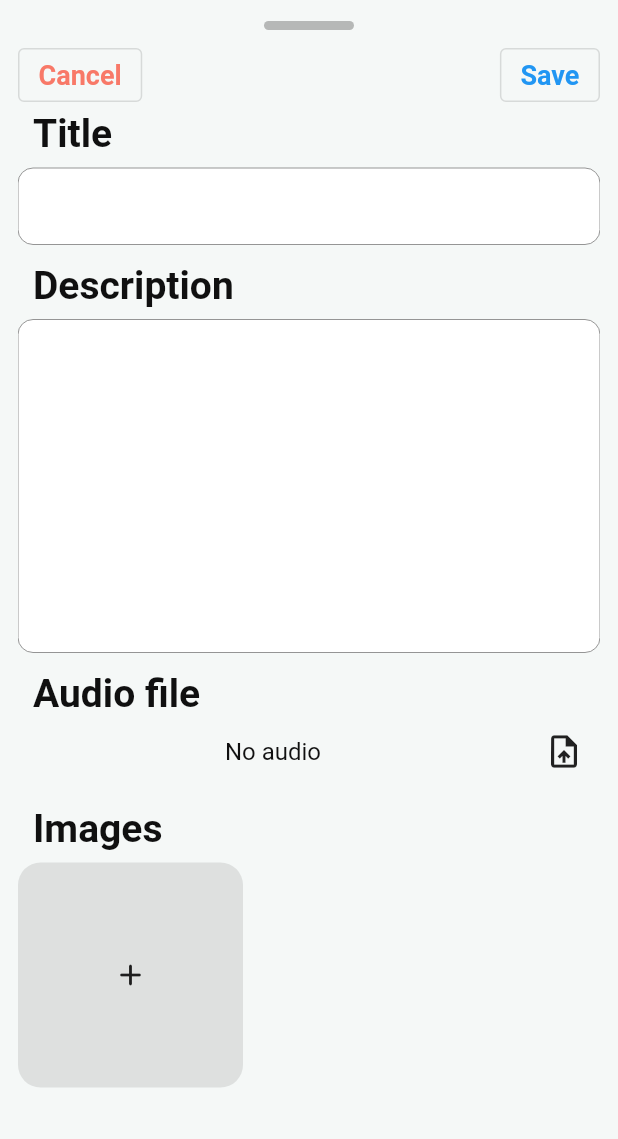
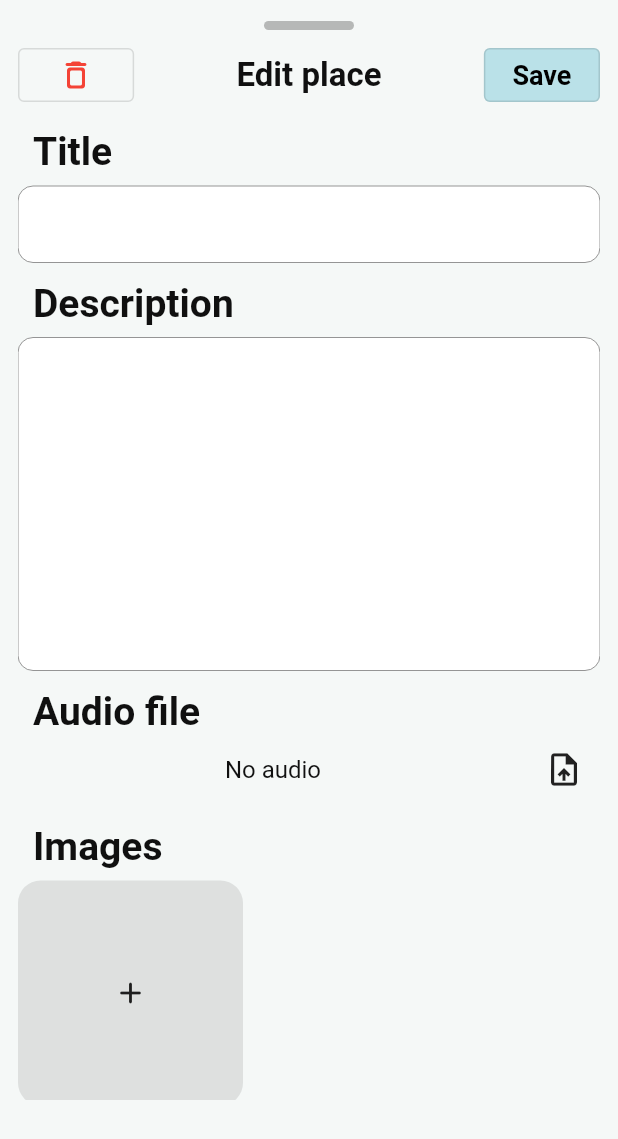
Before and after one commit to blyoha/audio-tour-builder, a Flutter app: the PlaceEditSheet widget shown alone on an empty page, opened directly with empty values, after a tap on "Save", on a phone screen of 412 x 824 dp. Shown: the top 1139 px of the screen. Run offline on Flutter 3.47's test engine with Material 2 defaults, Android fonts, the phone set to English and light mode, and no system bars; our stand-ins replace cloud_firestore, equatable, file_picker, firebase_auth, firebase_core, firebase_storage and 7 more; accounts and stored records are empty; generated files the repository leaves out were written again.

Commit message:
Fixed place deletion.

```diff
--- a/lib/presentation/pages/builder/widgets/map_tab/place_edit_sheet.dart
+++ b/lib/presentation/pages/builder/widgets/map_tab/place_edit_sheet.dart
@@ -75,28 +75,72 @@ class _PlaceEditSheetState extends State<PlaceEditSheet> {
                   mainAxisAlignment: MainAxisAlignment.spaceBetween,
                   children: [
                     OutlinedButton(
-                      onPressed: () => Navigator.pop(context),
-                      child: const Text(
-                        'Cancel',
-                        style: TextStyle(color: errorColor),
-                      ),
-                    ),
-                    OutlinedButton(
                       onPressed: () {
                         if (state is BuilderEditing) {
                           final places = List.of(state.tour.places);
                           places.removeAt(widget.place.key!);
 
-                          final tour = state.tour.copyWith(places: places);
+                          final tour = state.tour.copyWith(
+                            places: places,
+                          );
 
                           bloc.add(BuilderLoad(tour: tour));
                           Navigator.of(context).pop();
                         }
                       },
-                      child: const Text('Save'),
+                      child: const SizedBox(
+                        width: 50.0,
+                        child: Icon(
+                          Icons.delete_outline_rounded,
+                          color: Colors.red,
+                        ),
+                      ),
+                    ),
+                    Text(
+                      'Edit place',
+                      style: Theme.of(context).textTheme.titleMedium,
+                    ),
+                    OutlinedButton(
+                      style: const ButtonStyle(
+                        foregroundColor:
+                            MaterialStatePropertyAll<Color>(Colors.black),
+                        backgroundColor:
+                            MaterialStatePropertyAll<Color>(primaryColor),
+                      ),
+                      onPressed: () {
+                        if (state is BuilderEditing) {
+                          final places = List.of(state.tour.places);
+
+                          final place = widget.place.copyWith(
+                            title: title.text,
+                            description: description.text,
+                            audioUri: audioFile?.path,
+                            images: images.map((e) => e.path).toList(),
+                          );
+
+                          if (places.contains(place)) {
+                            places.replaceRange(
+                                place.key!, place.key! + 1, [place]);
+                          } else {
+                            places.add(place);
+                          }
+
+                          final tour = state.tour.copyWith(
+                            places: places,
+                          );
+
+                          bloc.add(BuilderLoad(tour: tour));
+                          Navigator.of(context).pop();
+                        }
+                      },
+                      child: const SizedBox(
+                        width: 50.0,
+                        child: Text('Save', textAlign: TextAlign.center),
+                      ),
                     ),
                   ],
                 ),
+                const Gap(12.0),
                 Expanded(
                   child: ListView(
                     controller: scrollController,
@@ -123,36 +167,6 @@ class _PlaceEditSheetState extends State<PlaceEditSheet> {
                           _buildFilePicker(),
                           const Gap(12.0),
                           ImagesList(images: images),
-                          const Gap(12.0),
-                          TextButton(
-                            onPressed: () {
-                              if (state is BuilderEditing) {
-                                final places = List.of(state.tour.places);
-
-                                final place = widget.place.copyWith(
-                                  title: title.text,
-                                  description: description.text,
-                                  audioUri: audioFile?.path,
-                                  images: images.map((e) => e.path).toList(),
-                                );
-
-                                if (places.contains(place)) {
-                                  places.replaceRange(
-                                      place.key!, place.key! + 1, [place]);
-                                } else {
-                                  places.add(place);
-                                }
-
-                                final tour = state.tour.copyWith(
-                                  places: places,
-                                );
-
-                                bloc.add(BuilderLoad(tour: tour));
-                                Navigator.of(context).pop();
-                              }
-                            },
-                            child: const Text("Save"),
-                          ),
                         ],
                       ),
                     ],
```
